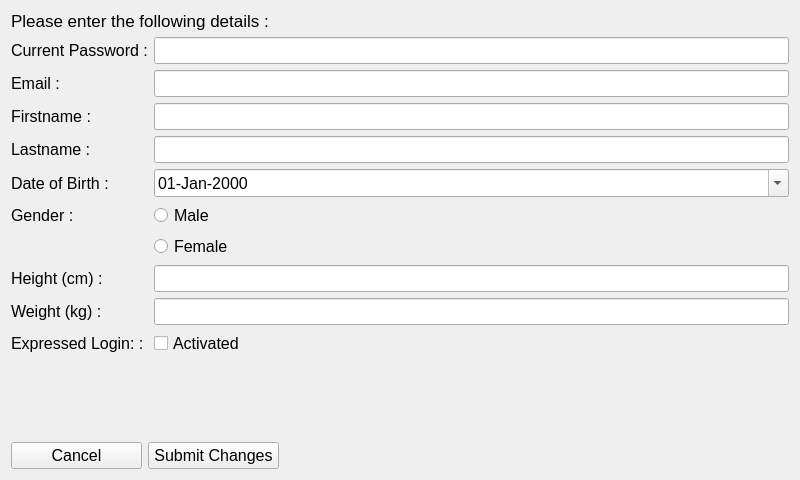
Before: the Qt Designer form GUI_Qt/SmartScale/userDetailChange.ui in twschung/IoT-Smart-Scale, drawn with Qt 5.
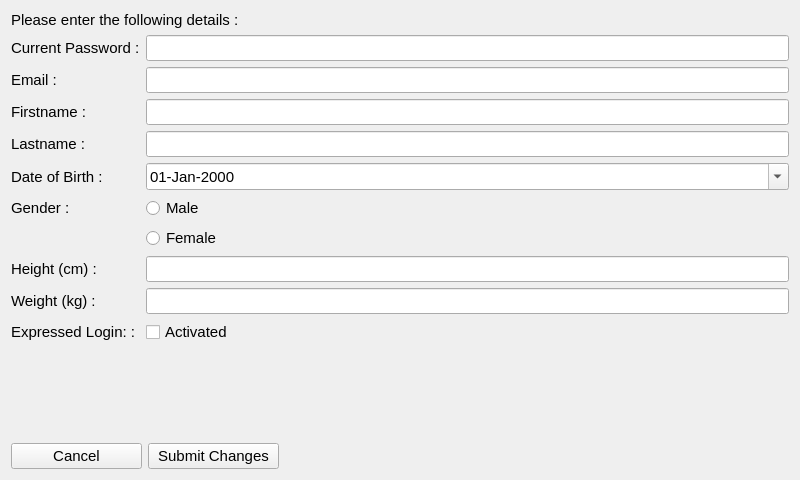
After: the same form once the commit is applied.

What changed in the file:
```diff
--- a/GUI_Qt/SmartScale/userDetailChange.ui
+++ b/GUI_Qt/SmartScale/userDetailChange.ui
@@ -19,8 +19,8 @@
      <widget class="QLabel" name="lblStatus">
       <property name="font">
        <font>
-        <family>Helvetica</family>
-        <pointsize>12</pointsize>
+        <family>Arial</family>
+        <pointsize>11</pointsize>
         <weight>75</weight>
         <bold>true</bold>
        </font>
@@ -40,8 +40,8 @@
       </property>
       <property name="font">
        <font>
-        <family>Helvetica</family>
-        <pointsize>12</pointsize>
+        <family>Arial</family>
+        <pointsize>11</pointsize>
        </font>
       </property>
       <property name="text">
@@ -65,8 +65,8 @@
       </property>
       <property name="font">
        <font>
-        <family>Helvetica</family>
-        <pointsize>12</pointsize>
+        <family>Arial</family>
+        <pointsize>11</pointsize>
        </font>
       </property>
       <property name="text">
@@ -89,8 +89,8 @@
         </property>
         <property name="font">
          <font>
-          <family>Helvetica</family>
-          <pointsize>12</pointsize>
+          <family>Arial</family>
+          <pointsize>11</pointsize>
          </font>
         </property>
         <property name="text">
@@ -105,8 +105,8 @@
        <widget class="QLineEdit" name="txtPassword">
         <property name="font">
          <font>
-          <family>Helvetica</family>
-          <pointsize>12</pointsize>
+          <family>Arial</family>
+          <pointsize>11</pointsize>
          </font>
         </property>
         <property name="echoMode">
@@ -124,8 +124,8 @@
         </property>
         <property name="font">
          <font>
-          <family>Helvetica</family>
-          <pointsize>12</pointsize>
+          <family>Arial</family>
+          <pointsize>11</pointsize>
          </font>
         </property>
         <property name="text">
@@ -140,8 +140,8 @@
        <widget class="QLineEdit" name="txtEmail">
         <property name="font">
          <font>
-          <family>Helvetica</family>
-          <pointsize>12</pointsize>
+          <family>Arial</family>
+          <pointsize>11</pointsize>
          </font>
         </property>
        </widget>
@@ -156,8 +156,8 @@
         </property>
         <property name="font">
          <font>
-          <family>Helvetica</family>
-          <pointsize>12</pointsize>
+          <family>Arial</family>
+          <pointsize>11</pointsize>
          </font>
         </property>
         <property name="text">
@@ -172,8 +172,8 @@
        <widget class="QLineEdit" name="txtFirstname">
         <property name="font">
          <font>
-          <family>Helvetica</family>
-          <pointsize>12</pointsize>
+          <family>Arial</family>
+          <pointsize>11</pointsize>
          </font>
         </property>
        </widget>
@@ -188,8 +188,8 @@
         </property>
         <property name="font">
          <font>
-          <family>Helvetica</family>
-          <pointsize>12</pointsize>
+          <family>Arial</family>
+          <pointsize>11</pointsize>
          </font>
         </property>
         <property name="text">
@@ -204,8 +204,8 @@
        <widget class="QLineEdit" name="txtLastname">
         <property name="font">
          <font>
-          <family>Helvetica</family>
-          <pointsize>12</pointsize>
+          <family>Arial</family>
+          <pointsize>11</pointsize>
          </font>
         </property>
        </widget>
@@ -220,8 +220,8 @@
         </property>
         <property name="font">
          <font>
-          <family>Helvetica</family>
-          <pointsize>12</pointsize>
+          <family>Arial</family>
+          <pointsize>11</pointsize>
          </font>
         </property>
         <property name="text">
@@ -236,8 +236,8 @@
        <widget class="QDateEdit" name="datDoB">
         <property name="font">
          <font>
-          <family>Helvetica</family>
-          <pointsize>12</pointsize>
+          <family>Arial</family>
+          <pointsize>11</pointsize>
          </font>
         </property>
         <property name="focusPolicy">
@@ -261,8 +261,8 @@
         </property>
         <property name="font">
          <font>
-          <family>Helvetica</family>
-          <pointsize>12</pointsize>
+          <family>Arial</family>
+          <pointsize>11</pointsize>
          </font>
         </property>
         <property name="text">
@@ -277,8 +277,8 @@
        <widget class="QRadioButton" name="rbnMale">
         <property name="font">
          <font>
-          <family>Helvetica</family>
-          <pointsize>12</pointsize>
+          <family>Arial</family>
+          <pointsize>11</pointsize>
          </font>
         </property>
         <property name="text">
@@ -290,8 +290,8 @@
        <widget class="QRadioButton" name="rbnFemale">
         <property name="font">
          <font>
-          <family>Helvetica</family>
-          <pointsize>12</pointsize>
+          <family>Arial</family>
+          <pointsize>11</pointsize>
          </font>
         </property>
         <property name="text">
@@ -309,8 +309,8 @@
         </property>
         <property name="font">
          <font>
-          <family>Helvetica</family>
-          <pointsize>12</pointsize>
+          <family>Arial</family>
+          <pointsize>11</pointsize>
          </font>
         </property>
         <property name="text">
@@ -325,8 +325,8 @@
        <widget class="QLineEdit" name="txtHeight">
         <property name="font">
          <font>
-          <family>Helvetica</family>
-          <pointsize>12</pointsize>
+          <family>Arial</family>
+          <pointsize>11</pointsize>
          </font>
         </property>
        </widget>
@@ -341,8 +341,8 @@
         </property>
         <property name="font">
          <font>
-          <family>Helvetica</family>
-          <pointsize>12</pointsize>
+          <family>Arial</family>
+          <pointsize>11</pointsize>
          </font>
         </property>
         <property name="text">
@@ -357,8 +357,8 @@
        <widget class="QLineEdit" name="txtWeight">
         <property name="font">
          <font>
-          <family>Helvetica</family>
-          <pointsize>12</pointsize>
+          <family>Arial</family>
+          <pointsize>11</pointsize>
          </font>
         </property>
        </widget>
@@ -373,8 +373,8 @@
         </property>
         <property name="font">
          <font>
-          <family>Helvetica</family>
-          <pointsize>12</pointsize>
+          <family>Arial</family>
+          <pointsize>11</pointsize>
          </font>
         </property>
         <property name="text">
@@ -389,8 +389,8 @@
        <widget class="QCheckBox" name="chkExpressLogin">
         <property name="font">
          <font>
-          <family>Helvetica</family>
-          <pointsize>12</pointsize>
+          <family>Arial</family>
+          <pointsize>11</pointsize>
          </font>
         </property>
         <property name="text">
@@ -410,8 +410,8 @@
       </property>
       <property name="font">
        <font>
-        <family>Helvetica</family>
-        <pointsize>13</pointsize>
+        <family>Arial</family>
+        <pointsize>11</pointsize>
        </font>
       </property>
       <property name="text">
```
